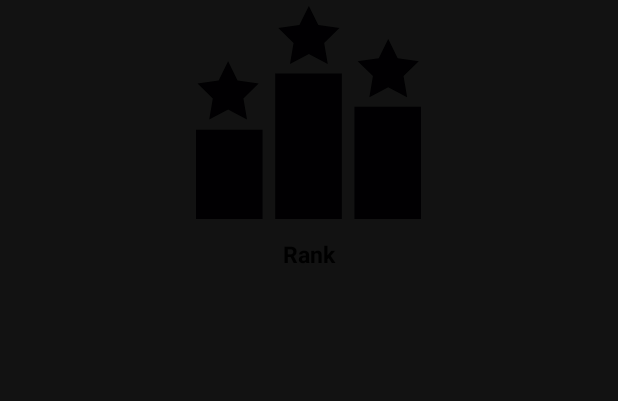
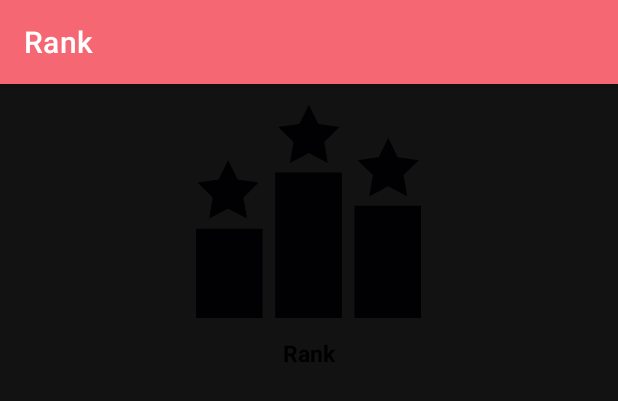
Before and after one commit to TraipopR/Valorant-Guide, an Android app: the layout activity_rank_detail.xml on its own in the app's theme, with its tools: preview values and no code run, on a phone screen of 412 x 824 dp. Shown: the top 401 px of the screen. Run offline under Robolectric (Android 15) with nearby library versions, the phone set to English and light mode, and no system bars.

Commit message:
add all detail

```diff
--- a/app/build.gradle
+++ b/app/build.gradle
@@ -46,13 +46,12 @@ dependencies {
     implementation 'androidx.navigation:navigation-fragment-ktx:2.3.5'
     implementation 'androidx.navigation:navigation-ui-ktx:2.3.5'
     implementation 'androidx.legacy:legacy-support-v4:1.0.0'
-    implementation 'com.squareup.okhttp3:okhttp:4.9.3'
     implementation 'com.google.code.gson:gson:2.8.9'
     implementation 'org.jetbrains.kotlin:kotlin-reflect:1.6.10'
     implementation "org.jetbrains.anko:anko:0.10.8"
     implementation 'com.faltenreich:skeletonlayout:4.0.0'
     implementation 'androidx.gridlayout:gridlayout:1.0.0'
-//    implementation 'org.jetbrains.kotlinx:kotlinx-coroutines-core:1.6.0'
+    implementation 'com.github.chrisbanes:PhotoView:2.0.0'
     testImplementation 'junit:junit:4.+'
     androidTestImplementation 'androidx.test.ext:junit:1.1.3'
     androidTestImplementation 'androidx.test.espresso:espresso-core:3.4.0'
--- a/app/src/main/AndroidManifest.xml
+++ b/app/src/main/AndroidManifest.xml
@@ -13,14 +13,17 @@
         android:supportsRtl="true"
         android:theme="@style/Theme.ValorantGuide">
         <activity
+            android:parentActivityName=".MainActivity"
             android:name=".fragments.gamemode.GamemodeDetail"
             android:exported="false"
             android:theme="@style/Theme.ValorantGuide.NoActionBar" />
         <activity
+            android:parentActivityName=".MainActivity"
             android:name=".fragments.rank.RankDetail"
             android:exported="false"
             android:theme="@style/Theme.ValorantGuide.NoActionBar" />
         <activity
+            android:parentActivityName=".MainActivity"
             android:name=".fragments.map.MapDetail"
             android:exported="false"
             android:theme="@style/Theme.ValorantGuide.NoActionBar" />
--- a/app/src/main/java/com/example/valorantguide/fragments/rank/RankFragment.kt
+++ b/app/src/main/java/com/example/valorantguide/fragments/rank/RankFragment.kt
@@ -2,17 +2,14 @@ package com.example.valorantguide.fragments.rank
 
 import android.content.Intent
 import android.graphics.BitmapFactory
-import android.graphics.Color
 import android.os.Bundle
 import android.util.Log
-import androidx.fragment.app.Fragment
 import android.view.LayoutInflater
 import android.view.View
 import android.view.ViewGroup
 import androidx.recyclerview.widget.GridLayoutManager
 import androidx.recyclerview.widget.RecyclerView
 import com.example.valorantguide.NullableTypAdapterFactory
-import com.example.valorantguide.R
 import com.example.valorantguide.databinding.CardCellBinding
 import com.example.valorantguide.databinding.FragmentRankBinding
 import com.example.valorantguide.fragments.BaseFragment
--- a/app/src/main/res/layout/activity_rank_detail.xml
+++ b/app/src/main/res/layout/activity_rank_detail.xml
@@ -4,6 +4,33 @@
     android:orientation="vertical"
     android:layout_width="match_parent"
     android:layout_height="wrap_content">
+
+    <com.google.android.material.appbar.AppBarLayout
+        android:layout_width="match_parent"
+        android:layout_height="wrap_content"
+        android:theme="@style/Theme.ValorantGuide.AppBarOverlay">
+
+        <androidx.appcompat.widget.Toolbar
+            android:id="@+id/toolbar"
+            app:title="@string/menu_rank"
+            android:layout_width="match_parent"
+            android:layout_height="?attr/actionBarSize"
+            android:background="?attr/colorPrimary"
+            app:popupTheme="@style/Theme.ValorantGuide.PopupOverlay" />
+
+    </com.google.android.material.appbar.AppBarLayout>
+
+    <androidx.core.widget.NestedScrollView
+        android:id="@+id/nestedScrollView"
+        android:layout_width="match_parent"
+        android:layout_height="match_parent"
+        app:layout_behavior="com.google.android.material.appbar.AppBarLayout$ScrollingViewBehavior">
+
+        <LinearLayout
+            android:layout_width="match_parent"
+            android:layout_height="wrap_content"
+            android:orientation="vertical"
+            android:layout_marginVertical="10dp">
 
             <ImageView
                 android:id="@+id/cover"
@@ -26,3 +53,5 @@
                 android:textStyle="bold"/>
 
         </LinearLayout>
+    </androidx.core.widget.NestedScrollView>
+</LinearLayout>
--- a/settings.gradle
+++ b/settings.gradle
@@ -4,6 +4,7 @@ dependencyResolutionManagement {
         google()
         mavenCentral()
         jcenter() // Warning: this repository is going to shut down soon
+        maven { url 'https://jitpack.io' }
     }
 }
 rootProject.name = "ValorantGuide"
```
Also changed, not shown: app/src/main/java/com/example/valorantguide/fragments/gamemode/GamemodeDetail.kt (+35 -1 lines), app/src/main/java/com/example/valorantguide/fragments/map/MapDetail.kt (+23 -2 lines), app/src/main/java/com/example/valorantguide/fragments/map/MapFragment.kt (+6 -1 lines), app/src/main/java/com/example/valorantguide/fragments/rank/RankDetail.kt (+7 -0 lines), app/src/main/res/layout/activity_gamemode_detail.xml (+53 -5 lines), app/src/main/res/layout/activity_map_detail.xml (+32 -21 lines), app/src/main/res/layout/zoom_image.xml (added, +14 -0 lines), app/src/main/res/drawable/ascent_minimap.jpeg (added), app/src/main/res/drawable/bind_minimap.png (added), app/src/main/res/drawable/breeze_minimap.jpeg (added), app/src/main/res/drawable/fracture_minimap.jpeg (added), app/src/main/res/drawable/haven_minimap.png (added), app/src/main/res/drawable/icebox_minimap.jpeg (added), app/src/main/res/drawable/split_minimap.png (added). Lines whose indentation alone changed are shown as unchanged.
